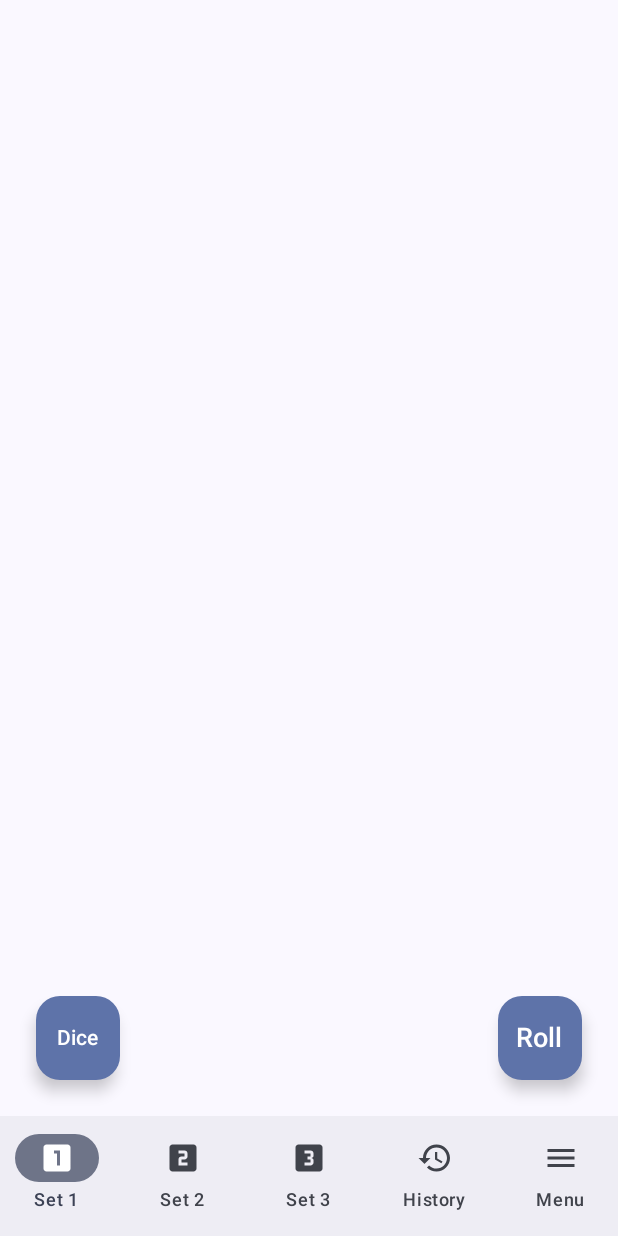
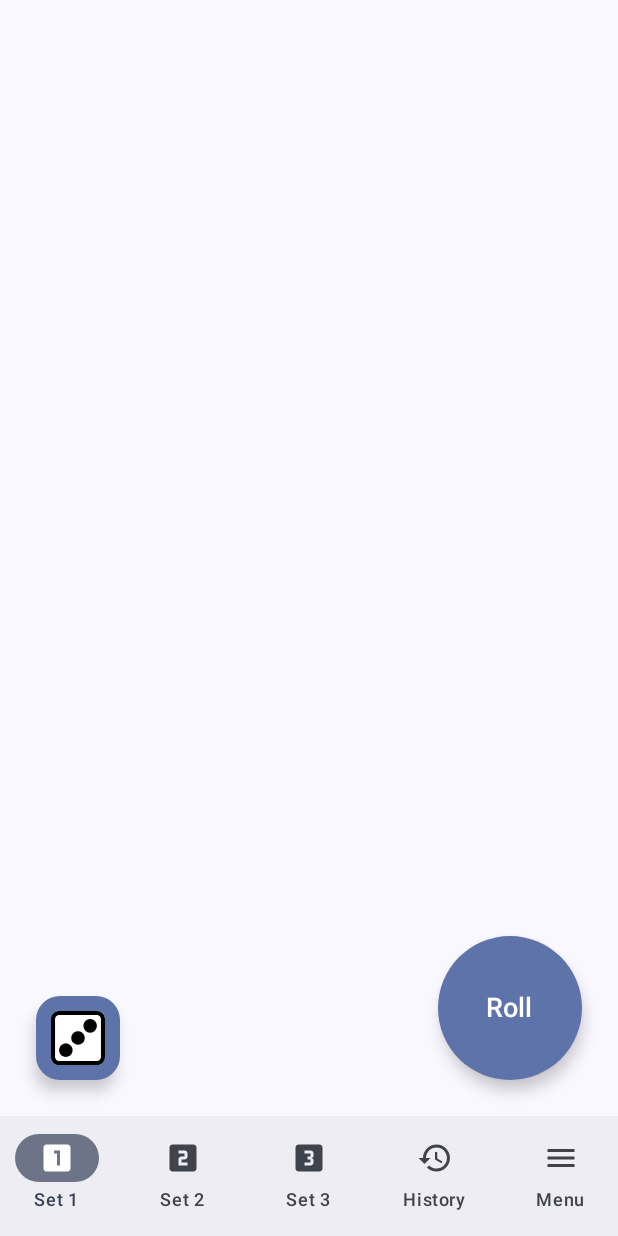
Before and after one commit to Jiyuu5/TheDiceGuyJC, an Android app built with Jetpack Compose: the screen it shows after launch (MainActivity), on a phone screen of 412 x 824 dp. Run offline under Robolectric (Android 15) with nearby library versions, the phone set to English and light mode, and no system bars.

Commit message:
style floatingActionButton

```diff
--- a/app/src/main/java/de/rockbiter/thediceguy/ui/SetUi.kt
+++ b/app/src/main/java/de/rockbiter/thediceguy/ui/SetUi.kt
@@ -12,11 +12,13 @@ import androidx.compose.foundation.lazy.grid.GridCells
 import androidx.compose.foundation.lazy.grid.LazyGridState
 import androidx.compose.foundation.lazy.grid.LazyVerticalGrid
 import androidx.compose.foundation.lazy.grid.items
+import androidx.compose.foundation.shape.CircleShape
 import androidx.compose.foundation.shape.RoundedCornerShape
 import androidx.compose.material3.Card
 import androidx.compose.material3.FloatingActionButton
 import androidx.compose.material3.Icon
 import androidx.compose.material3.IconButton
+import androidx.compose.material3.LargeFloatingActionButton
 import androidx.compose.material3.Text
 import androidx.compose.material3.TextButton
 import androidx.compose.runtime.Composable
@@ -118,14 +120,22 @@ fun SetUi(set: Int, setViewModel: SetViewModel = viewModel()) {
                 DiceItem(imageResource = it.getImageResource(), Modifier.padding(4.dp))
             }
         }
-        Row(horizontalArrangement = Arrangement.SpaceBetween, modifier = Modifier.fillMaxWidth()) {
+        Row(horizontalArrangement = Arrangement.SpaceBetween,
+            verticalAlignment = Alignment.Bottom,
+            modifier = Modifier.fillMaxWidth()) {
             FloatingActionButton(modifier = Modifier.padding(start = 16.dp, bottom = 16.dp),
                 onClick = { setViewModel.openDiceDialog() }
             ) {
-                Text(text = "Dice")
+                Image(
+                    modifier = Modifier.width(36.dp),
+                    painter = painterResource(id = R.drawable.dice6_3),
+                    contentDescription = "White D6 Dice"
+                )
             }
-            FloatingActionButton(modifier = Modifier.padding(end = 16.dp, bottom = 16.dp),
-                onClick = { setViewModel.rollDice() }
+            LargeFloatingActionButton(
+                modifier = Modifier.padding(end = 16.dp, bottom = 16.dp),
+                onClick = { setViewModel.rollDice() },
+                shape = CircleShape
             ) {
                 Text(text = setUiState.textRollButton, fontSize = 18.sp)
             }
@@ -145,7 +155,11 @@ fun SetUi(set: Int, setViewModel: SetViewModel = viewModel()) {
                     horizontalAlignment = Alignment.CenterHorizontally,
                     modifier = Modifier.padding(8.dp)
                 ) {
-                    Text(text = "Dice Menu", fontSize = 20.sp, modifier = Modifier.padding(8.dp))
+                    Text(
+                        text = "Dice Menu",
+                        fontSize = 20.sp,
+                        modifier = Modifier.padding(top = 8.dp, bottom = 16.dp)
+                    )
                     Row {
                         IconButton(modifier = Modifier.width(64.dp), onClick = {
                             setViewModel.addDice(6, "white")
@@ -156,7 +170,7 @@ fun SetUi(set: Int, setViewModel: SetViewModel = viewModel()) {
                             )
                         }
 
-                        IconButton(modifier = Modifier.width(64.dp),onClick = {
+                        IconButton(modifier = Modifier.width(64.dp), onClick = {
                             setViewModel.addDice(6, "blue")
                         }) {
                             Image(
@@ -165,7 +179,7 @@ fun SetUi(set: Int, setViewModel: SetViewModel = viewModel()) {
                             )
                         }
 
-                        IconButton(modifier = Modifier.width(64.dp),onClick = {
+                        IconButton(modifier = Modifier.width(64.dp), onClick = {
                             setViewModel.addDice(6, "red")
                         }) {
                             Image(
@@ -175,7 +189,7 @@ fun SetUi(set: Int, setViewModel: SetViewModel = viewModel()) {
                             )
                         }
 
-                        IconButton(modifier = Modifier.width(64.dp),onClick = {
+                        IconButton(modifier = Modifier.width(64.dp), onClick = {
                             setViewModel.addDice(6, "green")
                         }) {
                             Image(
@@ -185,7 +199,7 @@ fun SetUi(set: Int, setViewModel: SetViewModel = viewModel()) {
                         }
                     }
                     Row {
-                        IconButton(modifier = Modifier.width(64.dp),onClick = {
+                        IconButton(modifier = Modifier.width(64.dp), onClick = {
                             setViewModel.addDice(4, "D4_white")
                         }) {
                             Image(
```
